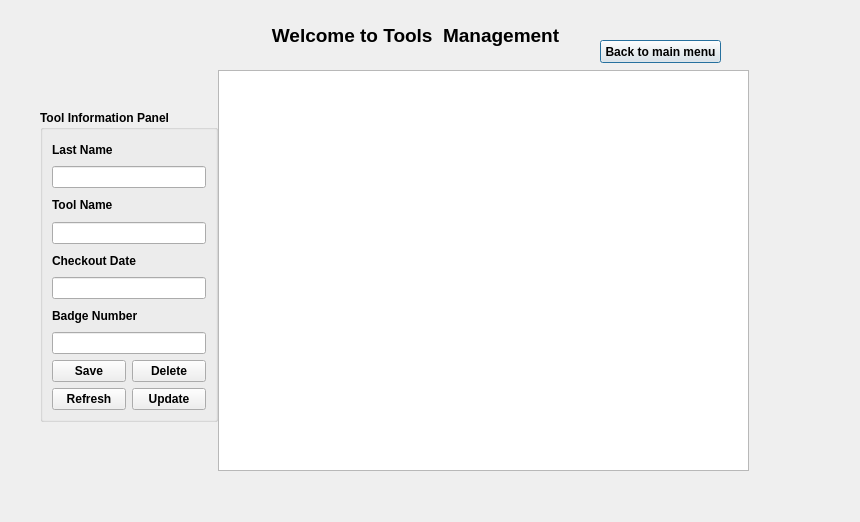
This is Login/tools.ui in erynjohn/Employee-Database as Qt 5 draws it before an edit. The edited form follows.
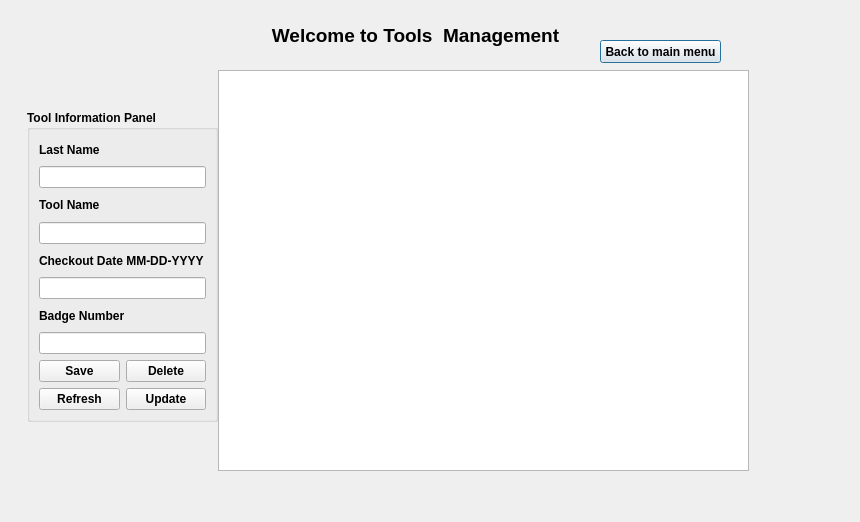
This is the edited form.

Commit message: Linked the code to the GUI and conected the database

Diff of the .ui file:
```diff
--- a/Login/tools.ui
+++ b/Login/tools.ui
@@ -68,9 +68,9 @@
   <widget class="QGroupBox" name="groupBox">
    <property name="geometry">
     <rect>
-     <x>40</x>
+     <x>27</x>
      <y>110</y>
-     <width>178</width>
+     <width>191</width>
      <height>312</height>
     </rect>
    </property>
@@ -117,7 +117,7 @@
     <item>
      <widget class="QLabel" name="label_desc">
       <property name="text">
-       <string>Checkout Date</string>
+       <string>Checkout Date MM-DD-YYYY</string>
       </property>
       <property name="buddy">
        <cstring>lineEdit_EmpJobTitle</cstring>
```
Left out of the diff: 11 changed lines with no effect on the pictures. The commit also changes 6 other files.
